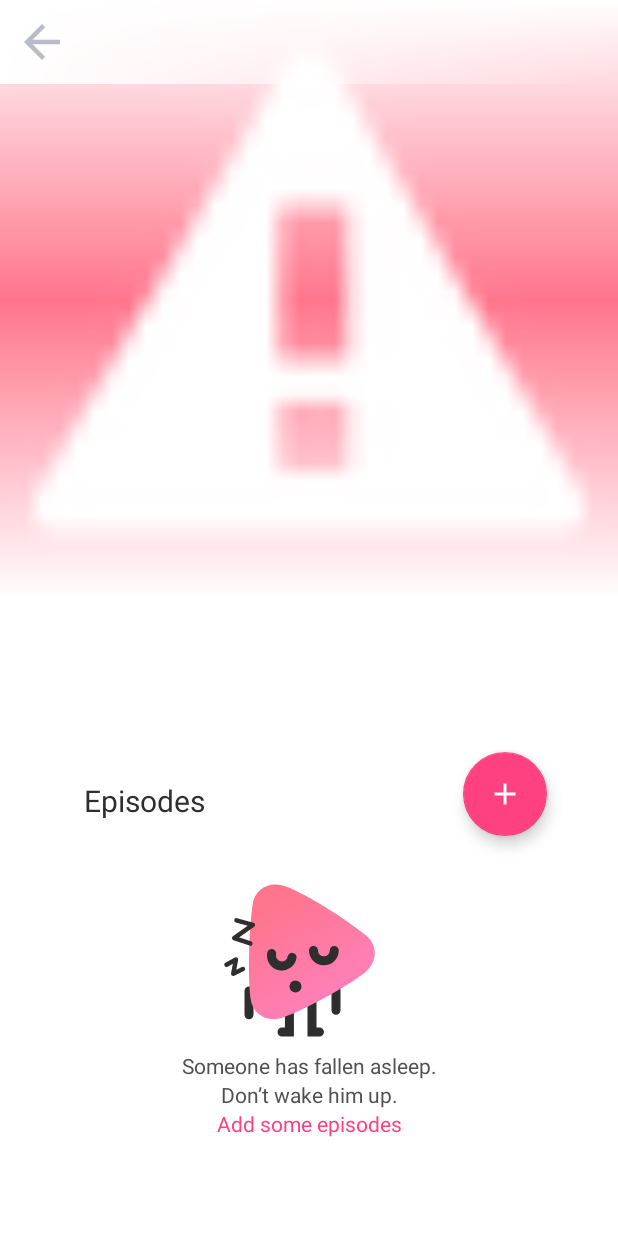
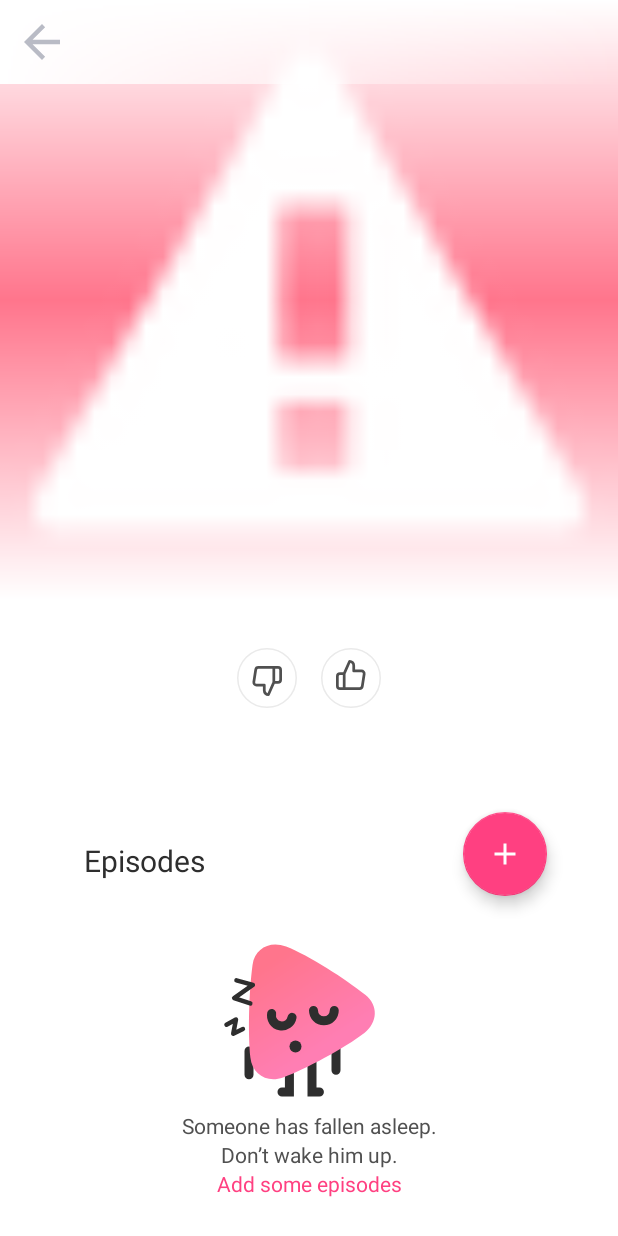
Before and after one commit to JurenIvan/ShowsApp, an Android app: the fragment ShowFragment placed in its activity, on a phone screen of 412 x 824 dp. Run offline under Robolectric (Android 15) with nearby library versions, the light colour scheme and no system bars; our stand-ins replace Picasso; pictures from the network do not load; 1 statement that could not run was skipped.

Commit message:
add like

```diff
--- /dev/null
+++ b/app/src/main/res/drawable/dislike_button_selector.xml
@@ -0,0 +1,9 @@
+<?xml version="1.0" encoding="utf-8"?>
+<selector xmlns:android="http://schemas.android.com/apk/res/android">
+
+
+    <item android:drawable="@drawable/ic_dislike_pressed" android:state_activated="true" ></item>
+
+    <item android:drawable="@drawable/ic_dislike"></item>
+
+</selector>
--- /dev/null
+++ b/app/src/main/res/drawable/ic_dislike.xml
@@ -0,0 +1,20 @@
+<vector xmlns:android="http://schemas.android.com/apk/res/android"
+    android:width="40dp"
+    android:height="40dp"
+    android:viewportWidth="40"
+    android:viewportHeight="40">
+  <group android:translateX="40"
+         android:translateY="40"
+         android:rotation="180">
+  <path
+      android:strokeWidth="1"
+      android:pathData="M20,0.5L20,0.5A19.5,19.5 0,0 1,39.5 20L39.5,20A19.5,19.5 0,0 1,20 39.5L20,39.5A19.5,19.5 0,0 1,0.5 20L0.5,20A19.5,19.5 0,0 1,20 0.5z"
+      android:fillColor="#FFF"
+      android:strokeColor="#EAEAEA"
+      android:fillType="evenOdd"/>
+  <path
+          android:pathData="M26.953,14.364A2.727,2.727 0,0 1,29.68 17.5l-1.254,8.18A2.725,2.725 0,0 1,25.709 28L15.454,28a0.91,0.91 0,0 1,-0.909 -0.91v-10a0.91,0.91 0,0 1,0.079 -0.368L18.26,8.54A0.91,0.91 0,0 1,19.09 8a3.636,3.636 0,0 1,3.637 3.636v2.728h4.226zM16.363,26.182h9.356a0.91,0.91 0,0 0,0.91 -0.774l1.254,-8.18a0.91,0.91 0,0 0,-0.92 -1.046h-5.145a0.91,0.91 0,0 1,-0.909 -0.91L20.909,11.637c0,-0.811 -0.532,-1.498 -1.265,-1.732l-3.28,7.38v8.898zM14.546,18L12.727,18a0.91,0.91 0,0 0,-0.909 0.909v6.364c0,0.502 0.407,0.909 0.91,0.909h1.817L14.545,18zM15.456,28L12.726,28A2.727,2.727 0,0 1,10 25.273v-6.364a2.727,2.727 0,0 1,2.727 -2.727h2.727a0.91,0.91 0,0 1,0.91 0.909v10a0.91,0.91 0,0 1,-0.91 0.909z"
+          android:fillColor="#505050"
+          android:fillType="nonZero"/>
+  </group>
+</vector>
--- /dev/null
+++ b/app/src/main/res/drawable/ic_dislike_pressed.xml
@@ -0,0 +1,18 @@
+<vector xmlns:android="http://schemas.android.com/apk/res/android"
+    android:width="40dp"
+    android:height="40dp"
+    android:viewportWidth="40"
+    android:viewportHeight="40">
+  <group android:translateX="40"
+         android:translateY="40"
+         android:rotation="180">
+  <path
+      android:pathData="M19.5,0L19.5,0A19.5,19.5 0,0 1,39 19.5L39,20.5A19.5,19.5 0,0 1,19.5 40L19.5,40A19.5,19.5 0,0 1,0 20.5L0,19.5A19.5,19.5 0,0 1,19.5 0z"
+      android:fillColor="#FF758C"
+      android:fillType="evenOdd"/>
+  <path
+      android:pathData="M26.966,14.364A2.73,2.73 0,0 1,29.695 17.5l-1.255,8.18a2.726,2.726 0,0 1,-2.72 2.32L15.46,28a0.91,0.91 0,0 1,-0.91 -0.91v-10c0,-0.127 0.026,-0.253 0.078,-0.37L18.267,8.54a0.91,0.91 0,0 1,0.83 -0.54,3.638 3.638,0 0,1 3.64,3.636v2.728h4.229zM16.368,26.182h9.363a0.91,0.91 0,0 0,0.91 -0.774l1.255,-8.18a0.909,0.909 0,0 0,-0.92 -1.046h-5.15a0.91,0.91 0,0 1,-0.909 -0.91L20.917,11.637a1.82,1.82 0,0 0,-1.266 -1.732l-3.283,7.38v8.898zM14.548,18L12.73,18a0.91,0.91 0,0 0,-0.91 0.91v6.363c0,0.502 0.408,0.909 0.91,0.909h1.82L14.55,18zM15.458,28L12.73,28A2.728,2.728 0,0 1,10 25.273v-6.364a2.728,2.728 0,0 1,2.73 -2.727h2.729a0.91,0.91 0,0 1,0.91 0.909v10a0.91,0.91 0,0 1,-0.91 0.909z"
+      android:fillColor="#FFF"
+      android:fillType="nonZero"/>
+  </group>
+</vector>
--- /dev/null
+++ b/app/src/main/res/drawable/ic_like.xml
@@ -0,0 +1,18 @@
+<vector xmlns:android="http://schemas.android.com/apk/res/android"
+    android:width="40dp"
+    android:height="40dp"
+    android:viewportWidth="40"
+    android:viewportHeight="40">
+
+  <path
+      android:strokeWidth="1"
+      android:pathData="M20,0.5L20,0.5A19.5,19.5 0,0 1,39.5 20L39.5,20A19.5,19.5 0,0 1,20 39.5L20,39.5A19.5,19.5 0,0 1,0.5 20L0.5,20A19.5,19.5 0,0 1,20 0.5z"
+      android:fillColor="#FFF"
+      android:strokeColor="#EAEAEA"
+      android:fillType="evenOdd"/>
+  <path
+          android:pathData="M26.953,14.364A2.727,2.727 0,0 1,29.68 17.5l-1.254,8.18A2.725,2.725 0,0 1,25.709 28L15.454,28a0.91,0.91 0,0 1,-0.909 -0.91v-10a0.91,0.91 0,0 1,0.079 -0.368L18.26,8.54A0.91,0.91 0,0 1,19.09 8a3.636,3.636 0,0 1,3.637 3.636v2.728h4.226zM16.363,26.182h9.356a0.91,0.91 0,0 0,0.91 -0.774l1.254,-8.18a0.91,0.91 0,0 0,-0.92 -1.046h-5.145a0.91,0.91 0,0 1,-0.909 -0.91L20.909,11.637c0,-0.811 -0.532,-1.498 -1.265,-1.732l-3.28,7.38v8.898zM14.546,18L12.727,18a0.91,0.91 0,0 0,-0.909 0.909v6.364c0,0.502 0.407,0.909 0.91,0.909h1.817L14.545,18zM15.456,28L12.726,28A2.727,2.727 0,0 1,10 25.273v-6.364a2.727,2.727 0,0 1,2.727 -2.727h2.727a0.91,0.91 0,0 1,0.91 0.909v10a0.91,0.91 0,0 1,-0.91 0.909z"
+          android:fillColor="#505050"
+          android:fillType="nonZero"/>
+
+</vector>
--- /dev/null
+++ b/app/src/main/res/drawable/ic_like_pressed.xml
@@ -0,0 +1,16 @@
+<vector xmlns:android="http://schemas.android.com/apk/res/android"
+    android:width="40dp"
+    android:height="40dp"
+    android:viewportWidth="40"
+    android:viewportHeight="40">
+
+  <path
+      android:pathData="M19.5,0L19.5,0A19.5,19.5 0,0 1,39 19.5L39,20.5A19.5,19.5 0,0 1,19.5 40L19.5,40A19.5,19.5 0,0 1,0 20.5L0,19.5A19.5,19.5 0,0 1,19.5 0z"
+      android:fillColor="#FF758C"
+      android:fillType="evenOdd"/>
+  <path
+      android:pathData="M26.966,14.364A2.73,2.73 0,0 1,29.695 17.5l-1.255,8.18a2.726,2.726 0,0 1,-2.72 2.32L15.46,28a0.91,0.91 0,0 1,-0.91 -0.91v-10c0,-0.127 0.026,-0.253 0.078,-0.37L18.267,8.54a0.91,0.91 0,0 1,0.83 -0.54,3.638 3.638,0 0,1 3.64,3.636v2.728h4.229zM16.368,26.182h9.363a0.91,0.91 0,0 0,0.91 -0.774l1.255,-8.18a0.909,0.909 0,0 0,-0.92 -1.046h-5.15a0.91,0.91 0,0 1,-0.909 -0.91L20.917,11.637a1.82,1.82 0,0 0,-1.266 -1.732l-3.283,7.38v8.898zM14.548,18L12.73,18a0.91,0.91 0,0 0,-0.91 0.91v6.363c0,0.502 0.408,0.909 0.91,0.909h1.82L14.55,18zM15.458,28L12.73,28A2.728,2.728 0,0 1,10 25.273v-6.364a2.728,2.728 0,0 1,2.73 -2.727h2.729a0.91,0.91 0,0 1,0.91 0.909v10a0.91,0.91 0,0 1,-0.91 0.909z"
+      android:fillColor="#FFF"
+      android:fillType="nonZero"/>
+
+</vector>
--- /dev/null
+++ b/app/src/main/res/drawable/like_button_selector.xml
@@ -0,0 +1,9 @@
+<?xml version="1.0" encoding="utf-8"?>
+<selector xmlns:android="http://schemas.android.com/apk/res/android">
+
+
+    <item android:drawable="@drawable/ic_like_pressed" android:state_activated="true" ></item>
+
+    <item android:drawable="@drawable/ic_like"></item>
+
+</selector>
--- a/app/src/main/res/layout/fragment_show.xml
+++ b/app/src/main/res/layout/fragment_show.xml
@@ -37,8 +37,7 @@
                     android:layout_width="match_parent"
                     android:layout_height="match_parent"
                     android:background="@drawable/gradient_rectangle"
-                    app:layout_constraintTop_toTopOf="parent"
-            />
+                    app:layout_constraintTop_toTopOf="parent"/>
 
             <android.support.v7.widget.Toolbar
                     android:layout_height="?attr/actionBarSize"
@@ -67,6 +66,50 @@
                 android:layout_marginTop="32dp"
                 android:orientation="vertical"
         >
+
+            <android.support.constraint.ConstraintLayout
+                    android:layout_width="match_parent"
+                    android:layout_height="wrap_content">
+
+                <ImageView
+                        android:id="@+id/dislikeImg"
+                        android:layout_width="wrap_content"
+                        android:layout_height="wrap_content"
+                        android:src="@drawable/dislike_button_selector"
+
+                        android:layout_marginEnd="8dp"
+
+                        app:layout_constraintBottom_toBottomOf="parent"
+                        app:layout_constraintEnd_toStartOf="@+id/likeStatus"
+                        app:layout_constraintTop_toTopOf="parent"/>
+
+                <TextView
+                        android:id="@+id/likeStatus"
+                        android:layout_width="wrap_content"
+                        android:layout_height="wrap_content"
+                        tools:text="123123"
+
+                        android:layout_marginTop="8dp"
+                        android:layout_marginBottom="8dp"
+
+                        app:layout_constraintEnd_toEndOf="parent"
+                        app:layout_constraintStart_toStartOf="parent"
+                        app:layout_constraintBottom_toBottomOf="parent"
+                        app:layout_constraintTop_toTopOf="parent"/>
+
+                <ImageView
+                        android:id="@+id/likeImg"
+                        android:layout_width="wrap_content"
+                        android:layout_height="wrap_content"
+                        android:src="@drawable/like_button_selector"
+
+                        android:layout_marginStart="8dp"
+
+                        app:layout_constraintBottom_toBottomOf="parent"
+                        app:layout_constraintStart_toEndOf="@+id/likeStatus"
+                        app:layout_constraintTop_toTopOf="parent"/>
+
+            </android.support.constraint.ConstraintLayout>
 
 
             <TextView
--- a/app/src/main/res/layout/item_show_list.xml
+++ b/app/src/main/res/layout/item_show_list.xml
@@ -47,7 +47,7 @@
         >
 
             <ImageView android:layout_width="wrap_content" android:layout_height="wrap_content"
-                       android:src="@drawable/ic_thumbs_down"/>
+                       android:src="@drawable/ic_thumbs_up_full"/>
 
 
             <TextView
```
Also changed, not shown: app/src/main/res/drawable-xxxhdpi/p220.png (deleted), app/src/main/res/drawable-xxxhdpi/p220_4.png (deleted), app/src/main/res/drawable-xxxhdpi/p220_5.png (deleted), app/src/main/res/drawable/ic_thumbs_up_full.xml (renamed from app/src/main/res/drawable/ic_thumbs_down.xml), 1 other file.
